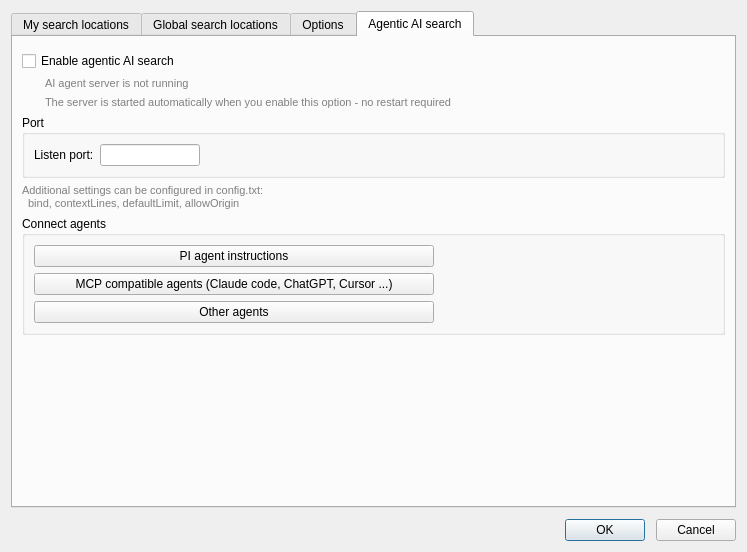
This is dialogs/SettingsDialog.ui in otengler/CodeBeagle as Qt 5 draws it before an edit. The edited form follows.
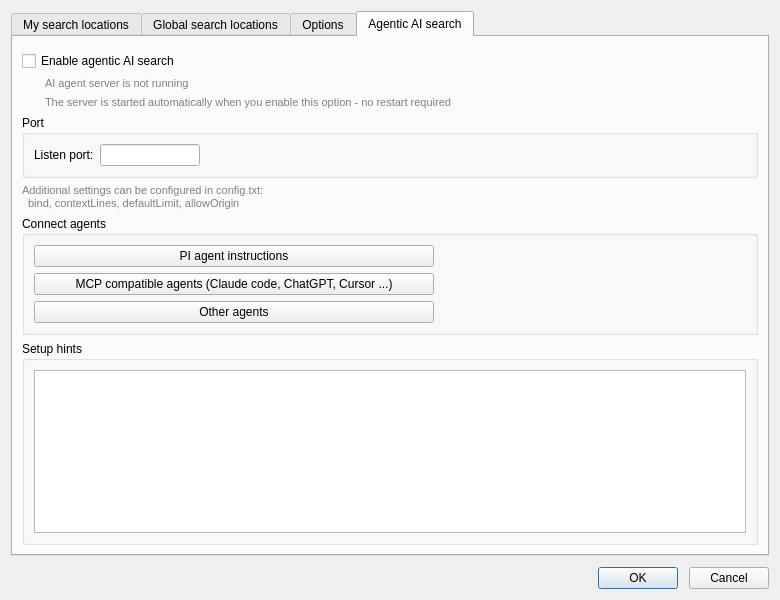
This is the edited form. The open tabs and pages were chosen to show the change. Custom widgets are drawn as their Qt base class.

Commit message: Remove warning when collapsing filter panel, cleanup AGENTS.md, add setup hints to AI page

What changed in the file:
```diff
--- a/dialogs/SettingsDialog.ui
+++ b/dialogs/SettingsDialog.ui
@@ -6,8 +6,8 @@
    <rect>
     <x>0</x>
     <y>0</y>
-    <width>747</width>
-    <height>552</height>
+    <width>780</width>
+    <height>600</height>
    </rect>
   </property>
   <property name="windowTitle">
@@ -593,17 +593,35 @@
         </widget>
        </item>
        <item>
-        <spacer name="verticalSpacerAgent">
-         <property name="orientation">
-          <enum>Qt::Vertical</enum>
+        <widget class="QGroupBox" name="groupBoxSetupHints">
+         <property name="sizePolicy">
+          <sizepolicy hsizetype="Preferred" vsizetype="Expanding">
+           <horstretch>0</horstretch>
+           <verstretch>1</verstretch>
+          </sizepolicy>
          </property>
-         <property name="sizeHint" stdset="0">
-          <size>
-           <width>20</width>
-           <height>40</height>
-          </size>
+         <property name="title">
+          <string>Setup hints</string>
          </property>
-        </spacer>
+         <layout class="QVBoxLayout" name="verticalLayoutSetupHints">
+          <item>
+           <widget class="QPlainTextEdit" name="editAgentMdHints">
+            <property name="minimumSize">
+             <size>
+              <width>0</width>
+              <height>120</height>
+             </size>
+            </property>
+            <property name="lineWrapMode">
+             <enum>QPlainTextEdit::WidgetWidth</enum>
+            </property>
+            <property name="readOnly">
+             <bool>true</bool>
+            </property>
+           </widget>
+          </item>
+         </layout>
+        </widget>
        </item>
       </layout>
      </widget>
```
The commit also changes 4 other files.
